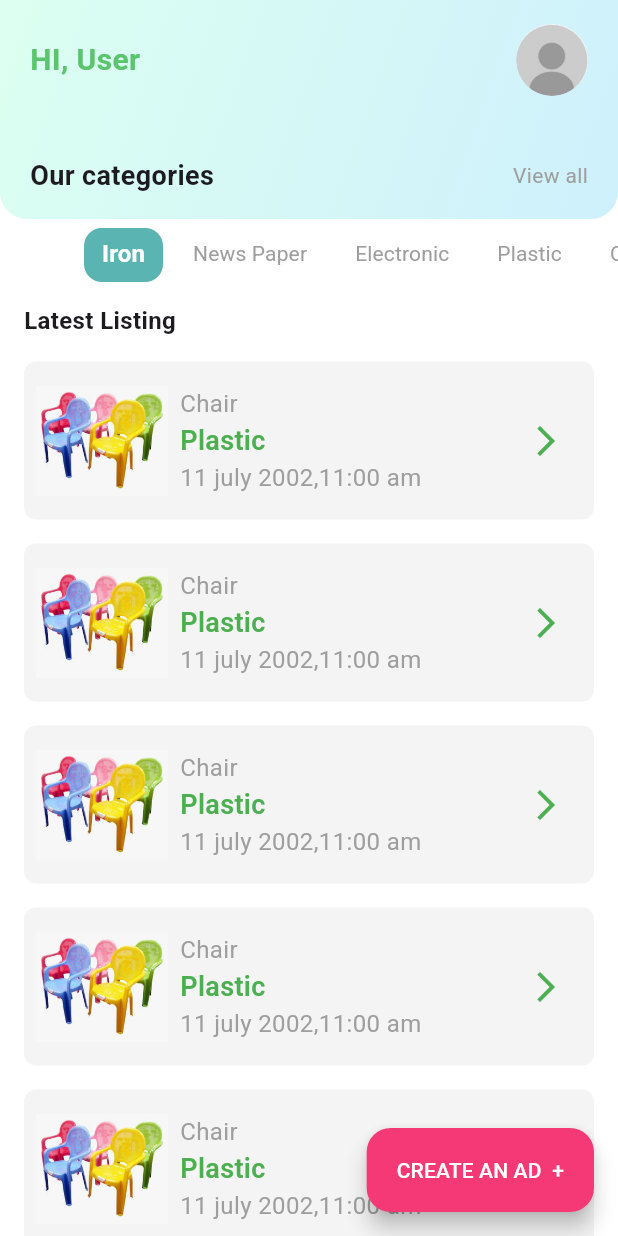
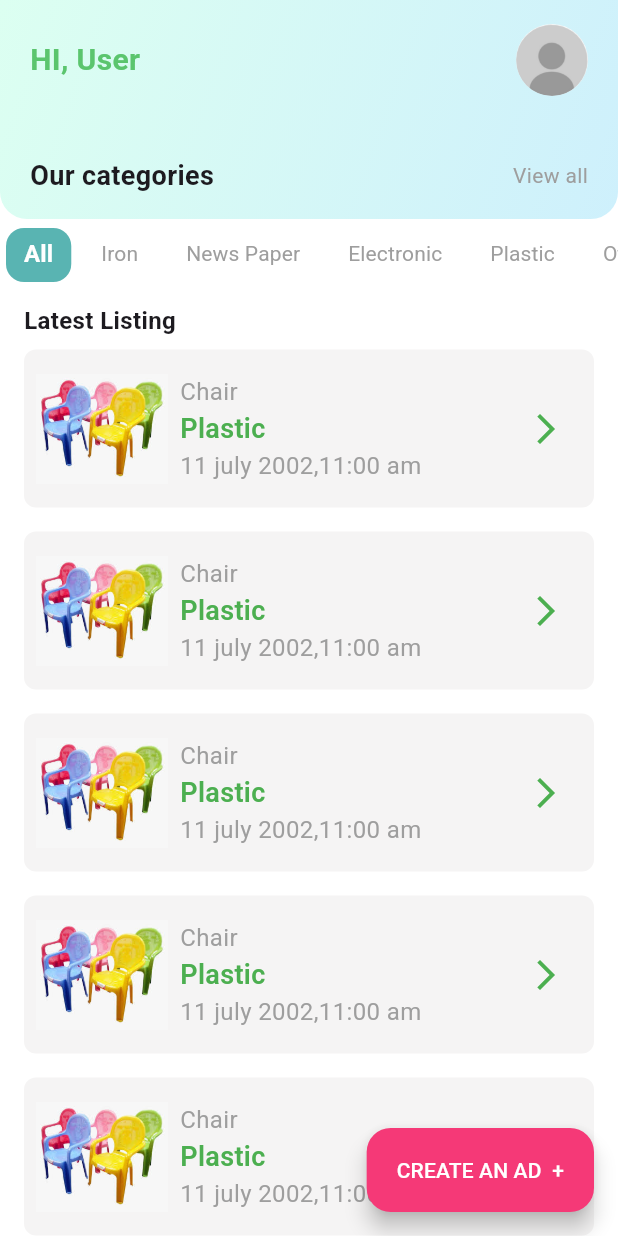
Before and after one commit to AbhimanyuT0800/aakrikada, a Flutter app: the HomePage screen opened directly, on a phone screen of 412 x 824 dp. Run offline on Flutter 3.47's test engine with Material 3 defaults, Android fonts, the phone set to English and light mode, and no system bars; our stand-ins replace flutter_hooks, flutter_otp_text_field, flutter_riverpod, riverpod_annotation, shared_preferences; accounts and stored records are empty; generated files the repository leaves out were written again.

Commit message:
alingment issue solved
 - tab bar alingment issue solved
 - new tab added

```diff
--- a/lib/features/ads/view/pages/home_page.dart
+++ b/lib/features/ads/view/pages/home_page.dart
@@ -13,7 +13,7 @@ class HomePage extends StatelessWidget {
     final lang = AppLocalizations.of(context)!;
 
     return DefaultTabController(
-      length: 5,
+      length: 6,
       child: Scaffold(
         backgroundColor: Colorpallets.whiteColor,
         body: Column(
@@ -110,9 +110,9 @@ class HomePage extends StatelessWidget {
                   vertical: 6,
                 ),
                 dividerColor: Colors.transparent,
-                padding: EdgeInsets.zero,
-                labelPadding: EdgeInsets.symmetric(horizontal: 16),
+                tabAlignment: TabAlignment.start,
                 tabs: [
+                  Tab(text: lang.all),
                   Tab(text: lang.iron),
                   Tab(text: lang.newsPaper),
                   Tab(text: lang.electrolic),
@@ -122,7 +122,7 @@ class HomePage extends StatelessWidget {
               ),
             ),
             Padding(
-              padding: const EdgeInsets.symmetric(horizontal: 16, vertical: 8),
+              padding: const EdgeInsets.only(left: 16, top: 8),
               child: Text(
                 lang.latestList,
                 style: TextStyle(fontWeight: FontWeight.w700, fontSize: 16),
@@ -133,6 +133,7 @@ class HomePage extends StatelessWidget {
               child: TabBarView(
                 children: [
                   ListedItemWidget(),
+                  Center(child: Text('Content 1')),
                   Center(child: Text('Content 2')),
                   Center(child: Text('Content 3')),
                   Center(child: Text('Content 4')),
--- a/lib/features/ads/view/pages/my_products_page.dart
+++ b/lib/features/ads/view/pages/my_products_page.dart
@@ -9,9 +9,10 @@ class MyProductsPage extends StatelessWidget {
   @override
   Widget build(BuildContext context) {
     return Scaffold(
+      backgroundColor: Colorpallets.whiteColor,
       body: Container(
+        width: double.infinity,
         height: double.infinity,
-        width: double.infinity,
         decoration: BoxDecoration(
           gradient: LinearGradient(
             colors: [Color(0xFFDCFFF1), Color(0xFFCEF0FC)],
@@ -38,7 +39,7 @@ class MyProductsPage extends StatelessWidget {
               Expanded(
                 child: Container(
                   decoration: BoxDecoration(
-                    color: Colorpallets.grey50Color,
+                    color: Colorpallets.whiteColor,
                     borderRadius: BorderRadius.only(
                       topLeft: Radius.circular(24),
                       topRight: Radius.circular(24),
--- a/lib/features/ads/view/widgets/listed_item_widget.dart
+++ b/lib/features/ads/view/widgets/listed_item_widget.dart
@@ -68,9 +68,12 @@ class ItemDetailsCard extends StatelessWidget {
             isAccepted != null
                 ? Column(
                     children: [
-                      Text(
-                        isAccepted! ? 'Accepted' : 'Created',
-                        style: TextStyle(fontWeight: FontWeight.w700),
+                      Padding(
+                        padding: const EdgeInsets.only(right: 8.0),
+                        child: Text(
+                          isAccepted! ? 'Accepted' : 'Created',
+                          style: TextStyle(fontWeight: FontWeight.w700),
+                        ),
                       ),
                       IconButton(
                         onPressed: () {
--- a/lib/features/authantication/view/pages/choose_lang_page.dart
+++ b/lib/features/authantication/view/pages/choose_lang_page.dart
@@ -129,6 +129,7 @@ class _ChooseLangPageState extends State<ChooseLangPage> {
               SizedBox(height: 16),
               InkWell(
                 onTap: () {
+                  // if no language selected show alert snakbar
                   if (selectedLanguage == null) {
                     showAppSnakBar(
                       'Select language to continue',
--- a/lib/features/authantication/view/pages/otp_verification_page.dart
+++ b/lib/features/authantication/view/pages/otp_verification_page.dart
@@ -59,6 +59,7 @@ class OtpVerificationPage extends StatelessWidget {
             ),
           ),
           SizedBox(height: 12),
+          // resent OTP method
           Padding(
             padding: EdgeInsetsGeometry.symmetric(horizontal: 32, vertical: 6),
             child: Align(
@@ -89,7 +90,7 @@ class OtpVerificationPage extends StatelessWidget {
                     builder: (context) => MyBottomNavigationWidget(),
                   ),
                 );
-
+                // show green snak bar after login
                 showAppSnakBar(lang.loginSuccess, Colorpallets.greenColor);
               },
             ),
--- a/lib/features/authantication/view/pages/phone_input_page.dart
+++ b/lib/features/authantication/view/pages/phone_input_page.dart
@@ -92,7 +92,7 @@ class PhoneInputPage extends StatelessWidget {
                     !RegExp(r'^[6-9]\d{9}$').hasMatch(phone)) {
                   showAppSnakBar(lang.phnNbrError, Colorpallets.blackColor);
                 } else {
-                  // Phone number is valid → navigate to next page
+                  // Phone number is valid -- navigate to next page
                   Navigator.push(
                     context,
                     MaterialPageRoute(
--- a/lib/l10n/app_en.arb
+++ b/lib/l10n/app_en.arb
@@ -16,6 +16,7 @@
     "hi":"HI",
     "categories":"Our categories",
     "viewAll":"View all",
+    "all":"All",
     "iron":"Iron",
     "newsPaper":"News Paper",
     "electrolic":"Electronic",
--- a/lib/l10n/app_hi.arb
+++ b/lib/l10n/app_hi.arb
@@ -54,7 +54,8 @@
     "confirmLogout": "क्या आप वाकई ऐप से लॉगआउट करना चाहते हैं?",
     "no": "नहीं",
     "yes": "हाँ",
-    "loginSuccess": "लॉगिन सफल रहा"
+    "loginSuccess": "लॉगिन सफल रहा",
+    "all": "सभी"
 
 
 }
--- a/lib/l10n/app_localizations.dart
+++ b/lib/l10n/app_localizations.dart
@@ -201,6 +201,12 @@ abstract class AppLocalizations {
   /// In en, this message translates to:
   /// **'View all'**
   String get viewAll;
+
+  /// No description provided for @all.
+  ///
+  /// In en, this message translates to:
+  /// **'All'**
+  String get all;
 
   /// No description provided for @iron.
   ///
--- a/lib/l10n/app_localizations_en.dart
+++ b/lib/l10n/app_localizations_en.dart
@@ -58,6 +58,9 @@ class AppLocalizationsEn extends AppLocalizations {
 
   @override
   String get viewAll => 'View all';
+
+  @override
+  String get all => 'All';
 
   @override
   String get iron => 'Iron';
--- a/lib/l10n/app_localizations_hi.dart
+++ b/lib/l10n/app_localizations_hi.dart
@@ -58,6 +58,9 @@ class AppLocalizationsHi extends AppLocalizations {
 
   @override
   String get viewAll => 'सभी देखें';
+
+  @override
+  String get all => 'सभी';
 
   @override
   String get iron => 'लोहा';
--- a/lib/l10n/app_localizations_ml.dart
+++ b/lib/l10n/app_localizations_ml.dart
@@ -58,6 +58,9 @@ class AppLocalizationsMl extends AppLocalizations {
 
   @override
   String get viewAll => 'എല്ലാം കാണുക';
+
+  @override
+  String get all => 'എല്ലാം';
 
   @override
   String get iron => ' ഇരുമ്പ്';
--- a/lib/l10n/app_ml.arb
+++ b/lib/l10n/app_ml.arb
@@ -54,7 +54,8 @@
   "confirmLogout": "നിങ്ങൾ ആപ്പിൽ നിന്ന് ലോഗൗട്ട് ചെയ്യാൻ ഉറപ്പാണോ?",
   "no": "ഇല്ല",
   "yes": "അതെ",
-  "loginSuccess": "ലോഗിൻ വിജയകരമായി നടന്നു"
+  "loginSuccess": "ലോഗിൻ വിജയകരമായി നടന്നു",
+  "all": "എല്ലാം"
 
 
 }
```
